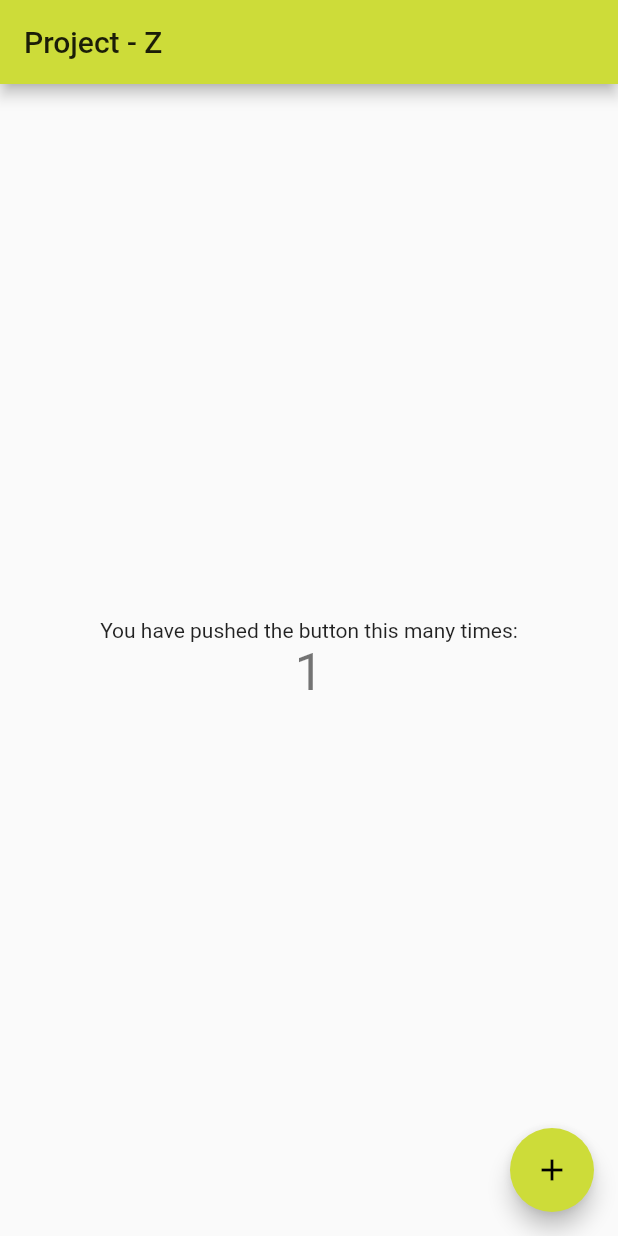
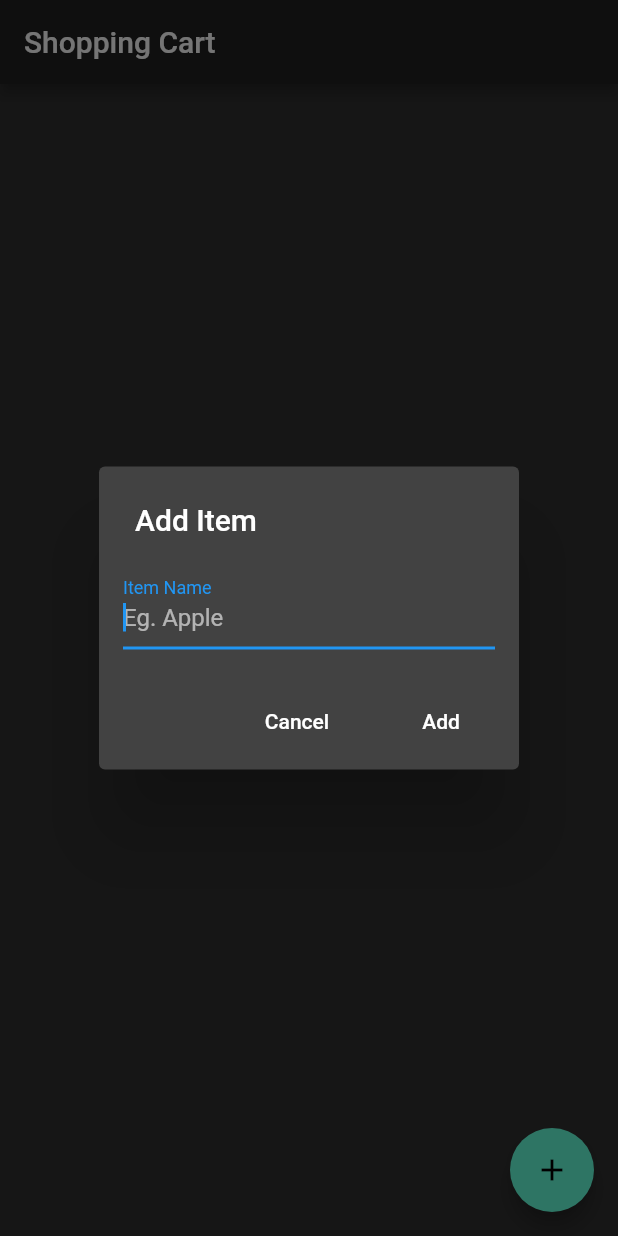
Before and after one commit to rajaishwary/projectz, a Flutter app: the screen it shows after launch, after a tap on the "add" icon, on a phone screen of 412 x 824 dp. Run offline on Flutter 3.47's test engine with Material 2 defaults, Android fonts, the phone set to English and light mode, and no system bars; our stand-ins replace flutter_redux, redux.

Commit message:
add items to list a cart item

```diff
--- /dev/null
+++ b/lib/add_item_dialog.dart
@@ -0,0 +1,57 @@
+import 'package:flutter/material.dart';
+import 'package:flutter_redux/flutter_redux.dart';
+import 'package:projectz/model/cart_item.dart';
+import 'package:projectz/redux/actions.dart';
+
+class AddItemDialog extends StatefulWidget {
+  @override
+  AddItemDialogState createState() {
+    return new AddItemDialogState();
+  }
+}
+
+class AddItemDialogState extends State<AddItemDialog> {
+  String itemName;
+
+  @override
+  Widget build(BuildContext context) {
+    return new StoreConnector<List<CartItem>, OnItemAddedCallback>(
+      converter: (store) => (itemName) => store
+          .dispatch(AddItemAction(CartItem(name: itemName, checked: false))),
+      builder: (context, callback) => new AlertDialog(
+        title: Text('Add Item'),
+        contentPadding: const EdgeInsets.all(16.0),
+        content: new Row(
+          children: <Widget>[
+            new Expanded(
+                child: new TextField(
+                  autofocus: true,
+                  decoration: new InputDecoration(
+                      labelText: "Item Name", hintText: "Eg. Apple"),
+                  onChanged: (text) {
+                    setState(() {
+                      itemName = text;
+                    });
+                  },
+                ))
+          ],
+        ),
+        actions: <Widget>[
+          new FlatButton(
+              onPressed: () {
+                Navigator.pop(context);
+              },
+              child: new Text("Cancel")),
+          new FlatButton(
+              onPressed: () {
+                callback(itemName);
+                Navigator.pop(context);
+              },
+              child: new Text("Add"))
+        ],
+      ),
+    );
+  }
+}
+
+typedef OnItemAddedCallback = Function(String itemName);
--- a/lib/main.dart
+++ b/lib/main.dart
@@ -1,111 +1,31 @@
 import 'package:flutter/material.dart';
+import 'package:flutter_redux/flutter_redux.dart';
+import 'package:redux/redux.dart';
+import 'package:projectz/shopping_cart.dart';
+import 'package:projectz/model/cart_item.dart';
+import 'package:projectz/redux/reducers.dart';
 
-void main() => runApp(MyApp());
+void main() {
+  final store = Store<List<CartItem>>(
+    cartItemsReducer, initialState: List()
+  );
+  runApp(new App(store: store));
+}
 
-class MyApp extends StatelessWidget {
-  // This widget is the root of your application.
+class App extends StatelessWidget {
+  final Store<List<CartItem>> store;
+
+  const App({ Key key, this.store }) : super(key: key);
+
   @override
   Widget build(BuildContext context) {
-    return MaterialApp(
-      title: 'Project - Z',
-      theme: ThemeData(
-        // This is the theme of your application.
-        //
-        // Try running your application with "flutter run". You'll see the
-        // application has a blue toolbar. Then, without quitting the app, try
-        // changing the primarySwatch below to Colors.green and then invoke
-        // "hot reload" (press "r" in the console where you ran "flutter run",
-        // or simply save your changes to "hot reload" in a Flutter IDE).
-        // Notice that the counter didn't reset back to zero; the application
-        // is not restarted.
-        primarySwatch: Colors.lime,
+    return StoreProvider(
+      store: store,
+      child: MaterialApp(
+        theme: ThemeData.dark(),
+        debugShowCheckedModeBanner: false,
+        home: ShoppingCart(store: store),
       ),
-      home: MyHomePage(title: 'Project - Z'),
     );
   }
 }
-
-class MyHomePage extends StatefulWidget {
-  MyHomePage({Key key, this.title}) : super(key: key);
-
-  // This widget is the home page of your application. It is stateful, meaning
-  // that it has a State object (defined below) that contains fields that affect
-  // how it looks.
-
-  // This class is the configuration for the state. It holds the values (in this
-  // case the title) provided by the parent (in this case the App widget) and
-  // used by the build method of the State. Fields in a Widget subclass are
-  // always marked "final".
-
-  final String title;
-
-  @override
-  _MyHomePageState createState() => _MyHomePageState();
-}
-
-class _MyHomePageState extends State<MyHomePage> {
-  int _counter = 0;
-
-  void _incrementCounter() {
-    setState(() {
-      // This call to setState tells the Flutter framework that something has
-      // changed in this State, which causes it to rerun the build method below
-      // so that the display can reflect the updated values. If we changed
-      // _counter without calling setState(), then the build method would not be
-      // called again, and so nothing would appear to happen.
-      _counter++;
-    });
-  }
-
-  @override
-  Widget build(BuildContext context) {
-    // This method is rerun every time setState is called, for instance as done
-    // by the _incrementCounter method above.
-    //
-    // The Flutter framework has been optimized to make rerunning build methods
-    // fast, so that you can just rebuild anything that needs updating rather
-    // than having to individually change instances of widgets.
-    return Scaffold(
-      appBar: AppBar(
-        // Here we take the value from the MyHomePage object that was created by
-        // the App.build method, and use it to set our appbar title.
-        title: Text(widget.title),
-      ),
-      body: Center(
-        // Center is a layout widget. It takes a single child and positions it
-        // in the middle of the parent.
-        child: Column(
-          // Column is also layout widget. It takes a list of children and
-          // arranges them vertically. By default, it sizes itself to fit its
-          // children horizontally, and tries to be as tall as its parent.
-          //
-          // Invoke "debug painting" (press "p" in the console, choose the
-          // "Toggle Debug Paint" action from the Flutter Inspector in Android
-          // Studio, or the "Toggle Debug Paint" command in Visual Studio Code)
-          // to see the wireframe for each widget.
-          //
-          // Column has various properties to control how it sizes itself and
-          // how it positions its children. Here we use mainAxisAlignment to
-          // center the children vertically; the main axis here is the vertical
-          // axis because Columns are vertical (the cross axis would be
-          // horizontal).
-          mainAxisAlignment: MainAxisAlignment.center,
-          children: <Widget>[
-            Text(
-              'You have pushed the button this many times:',
-            ),
-            Text(
-              '$_counter',
-              style: Theme.of(context).textTheme.display1,
-            ),
-          ],
-        ),
-      ),
-      floatingActionButton: FloatingActionButton(
-        onPressed: _incrementCounter,
-        tooltip: 'Increment',
-        child: Icon(Icons.add),
-      ), // This trailing comma makes auto-formatting nicer for build methods.
-    );
-  }
-}
--- /dev/null
+++ b/lib/model/cart_item.dart
@@ -0,0 +1,14 @@
+import 'package:meta/meta.dart';
+
+class CartItem {
+  String name;
+  bool checked;
+
+  CartItem({@required this.name, @required this.checked});
+
+  @override
+  String toString() {
+    return "$name : $checked";
+  }
+
+}
--- /dev/null
+++ b/lib/redux/actions.dart
@@ -0,0 +1,19 @@
+import 'package:projectz/model/cart_item.dart';
+
+class AddItemAction {
+  final CartItem item;
+
+  AddItemAction(this.item);
+}
+
+class ToggleStateItemAction {
+  final CartItem item;
+
+  ToggleStateItemAction(this.item);
+}
+
+class DeleteItemAction {
+  final CartItem item;
+
+  DeleteItemAction(this.item);
+}
--- /dev/null
+++ b/lib/shopping_cart.dart
@@ -0,0 +1,28 @@
+import 'package:flutter/material.dart';
+import 'package:projectz/model/cart_item.dart';
+import 'package:projectz/shopping_list.dart';
+import 'package:projectz/add_item_dialog.dart';
+import 'package:redux/redux.dart';
+
+class ShoppingCart extends StatelessWidget {
+  final Store<List<CartItem>> store;
+
+  const ShoppingCart({ Key key, this.store }) : super(key: key);
+  @override
+  Widget build(BuildContext context) {
+    return new Scaffold(
+      appBar: AppBar(
+        title: Text("Shopping Cart"),
+      ),
+      body: ShoppingList(),
+      floatingActionButton: FloatingActionButton(
+        onPressed: () => _openAddItemDialog(context),
+        child: Icon(Icons.add),
+      ),
+    );
+  }
+}
+
+_openAddItemDialog(BuildContext context) {
+  showDialog(context: context, builder: (context) => AddItemDialog());
+}
--- /dev/null
+++ b/lib/shopping_item.dart
@@ -0,0 +1,52 @@
+import 'package:flutter/material.dart';
+import 'package:flutter_redux/flutter_redux.dart';
+import 'package:projectz/model/cart_item.dart';
+import 'package:projectz/redux/actions.dart';
+
+class ShoppingItem extends StatefulWidget {
+  final CartItem item;
+
+  const ShoppingItem({Key key, this.item}) : super(key: key);
+
+  @override
+  ShoppingItemState createState() {
+    return new ShoppingItemState();
+  }
+}
+
+class ShoppingItemState extends State<ShoppingItem> {
+  @override
+  Widget build(BuildContext context) {
+    return new StoreConnector<List<CartItem>, OnItemDeleted>(
+      converter: (store) => (itemName) {
+        store.dispatch(DeleteItemAction(widget.item));
+      },
+      builder: (context, callback) => new Dismissible(
+        onDismissed: (_) {
+          setState(() {
+            callback(widget.item.name);
+          });
+        },
+        child: new StoreConnector<List<CartItem>, OnToggleStateAction>(
+          converter: (store) =>
+              (item) => store.dispatch(ToggleStateItemAction(item)),
+          builder: (context, callback) => new ListTile(
+            title: new Text(widget.item.name),
+            leading: new Checkbox(
+                value: widget.item.checked,
+                onChanged: (newValue) {
+                  setState(() {
+                    callback(CartItem(
+                        name: widget.item.name, checked: newValue));
+                  });
+                }),
+          ),
+        ),
+        key: new Key(widget.item.name),
+      ),
+    );
+  }
+}
+
+typedef OnToggleStateAction = Function(CartItem item);
+typedef OnItemDeleted = Function(String itemName);
--- /dev/null
+++ b/lib/shopping_list.dart
@@ -0,0 +1,16 @@
+import 'package:flutter/material.dart';
+import 'package:projectz/model/cart_item.dart';
+import 'package:projectz/shopping_item.dart';
+import 'package:flutter_redux/flutter_redux.dart';
+
+class ShoppingList extends StatelessWidget {
+  @override
+  Widget build(BuildContext context) {
+    return StoreConnector<List<CartItem>, List<CartItem>>(
+      converter: (store) => store.state,
+      builder: (context, list) => ListView.builder(
+        itemBuilder: (context, i) => ShoppingItem(item: list[i]),
+        itemCount: list.length,),
+    );
+  }
+}
--- a/pubspec.yaml
+++ b/pubspec.yaml
@@ -13,6 +13,8 @@ environment:
   sdk: ">=2.0.0-dev.68.0 <3.0.0"
 
 dependencies:
+  redux: ^3.0.0
+  flutter_redux: ^0.5.0
   flutter:
     sdk: flutter
 
```
Also changed, not shown: lib/redux/reducers.dart (added, +29 -0 lines), 1 other file.
